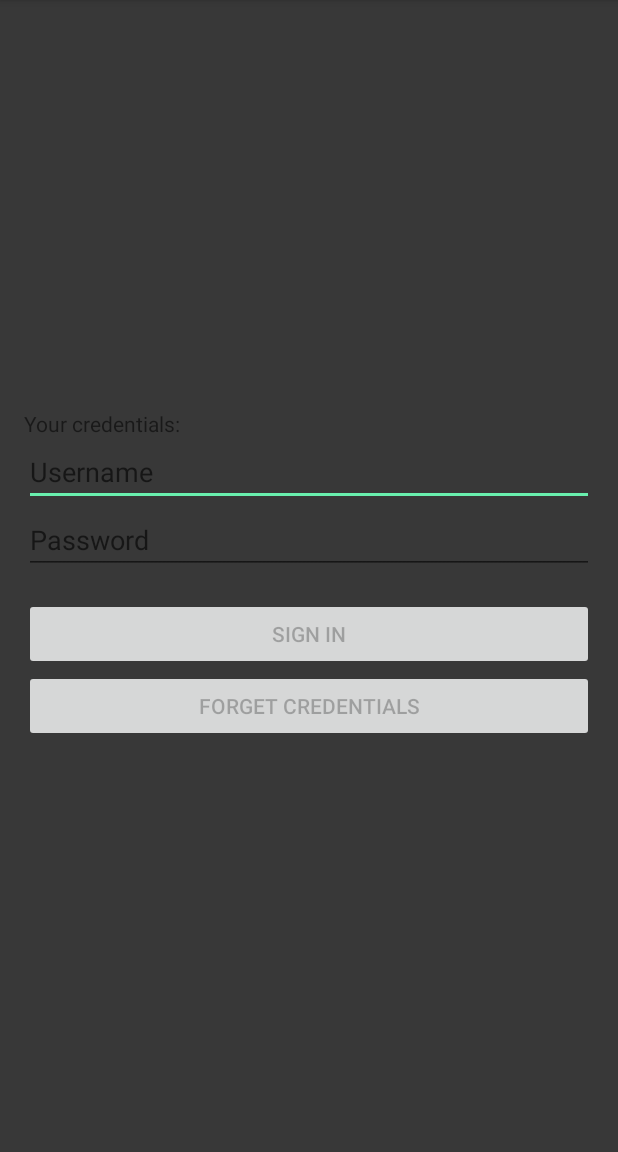
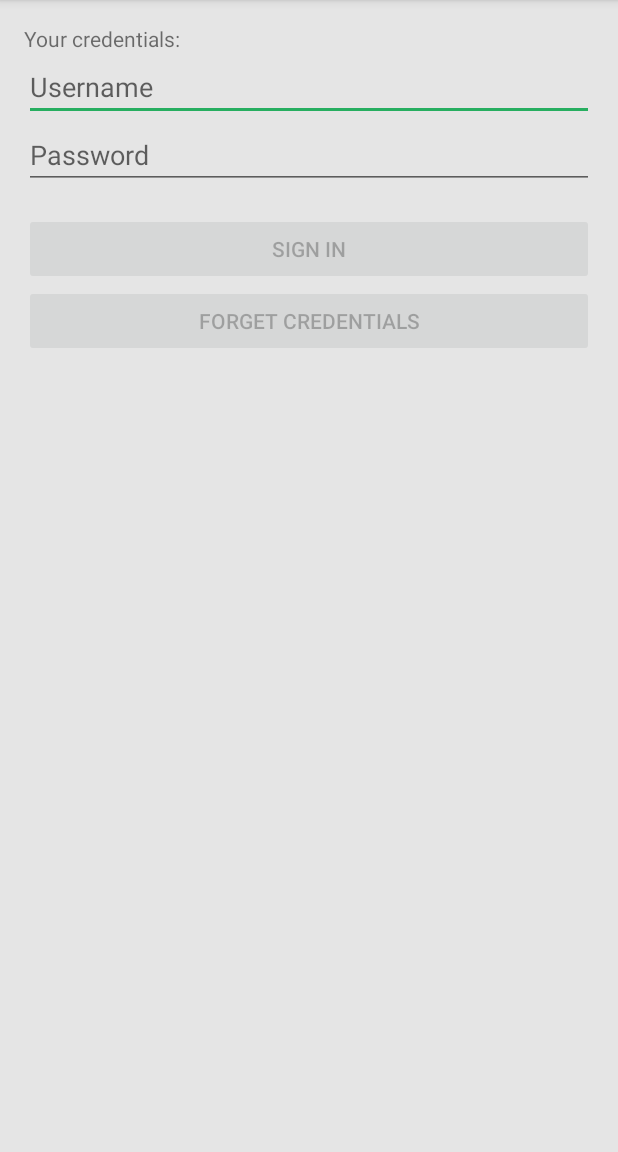
Before and after one commit to rock3r/smartlock-demo, an Android app: the screen it shows after launch (MainActivity), on a phone screen of 412 x 824 dp, the part 84-1236 px from its top. Run offline under Robolectric (Android 15) with nearby library versions, the phone set to English and light mode, and no system bars; 3 statements that could not run were skipped.

Commit message:
Tweak UI colours and theming

```diff
--- a/app/src/main/AndroidManifest.xml
+++ b/app/src/main/AndroidManifest.xml
@@ -12,7 +12,6 @@
       android:label="@string/app_name">
       <intent-filter>
         <action android:name="android.intent.action.MAIN" />
-
         <category android:name="android.intent.category.LAUNCHER" />
       </intent-filter>
     </activity>
--- a/app/src/main/res/layout/activity_main.xml
+++ b/app/src/main/res/layout/activity_main.xml
@@ -8,7 +8,7 @@
     android:id="@+id/content_root"
     android:layout_width="match_parent"
     android:layout_height="wrap_content"
-    android:layout_gravity="center"
+    android:layout_gravity="center_horizontal|top"
     android:animateLayoutChanges="true"
     android:orientation="vertical"
     android:paddingLeft="@dimen/activity_horizontal_margin"
--- a/app/src/main/res/values/colors.xml
+++ b/app/src/main/res/values/colors.xml
@@ -1,11 +1,11 @@
 <?xml version="1.0" encoding="utf-8"?>
 <resources>
 
-  <color name="window_background_color">#383838</color>
+  <color name="window_background_color">#e5e5e5</color>
   <color name="primary">#2196F3</color>
   <color name="primary_dark">#1976D2</color>
-  <color name="accent">#69f0ae</color>
+  <color name="accent">#27ae60</color>
 
-  <color name="progress_overlay">#60aaaaaa</color>
+  <color name="progress_overlay">#33000000</color>
 
 </resources>
```
